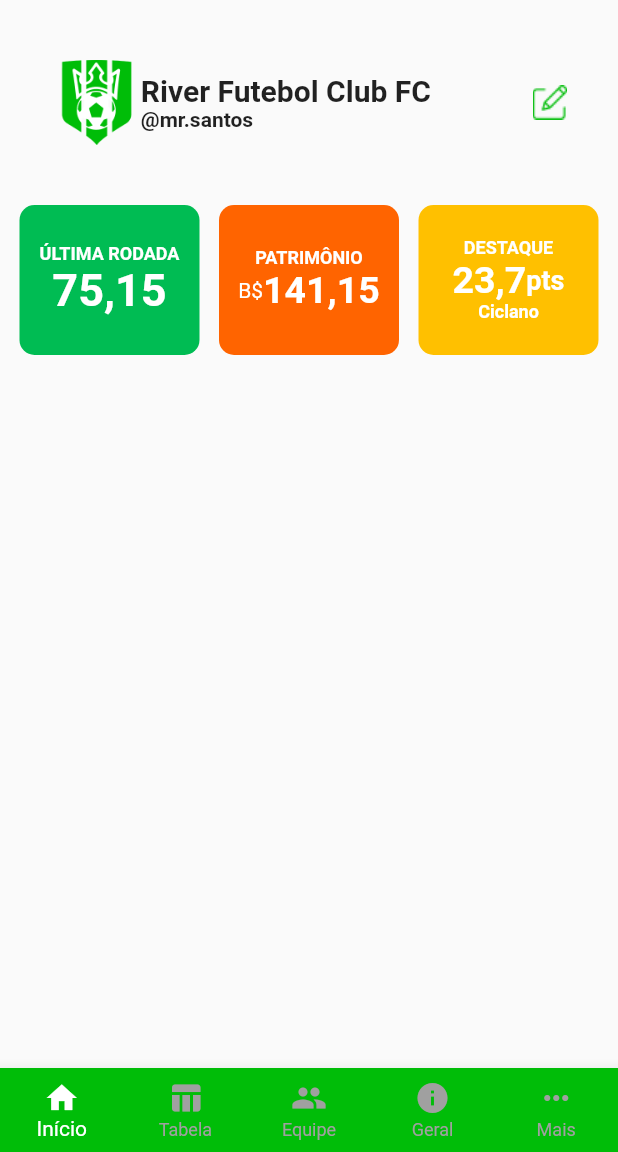
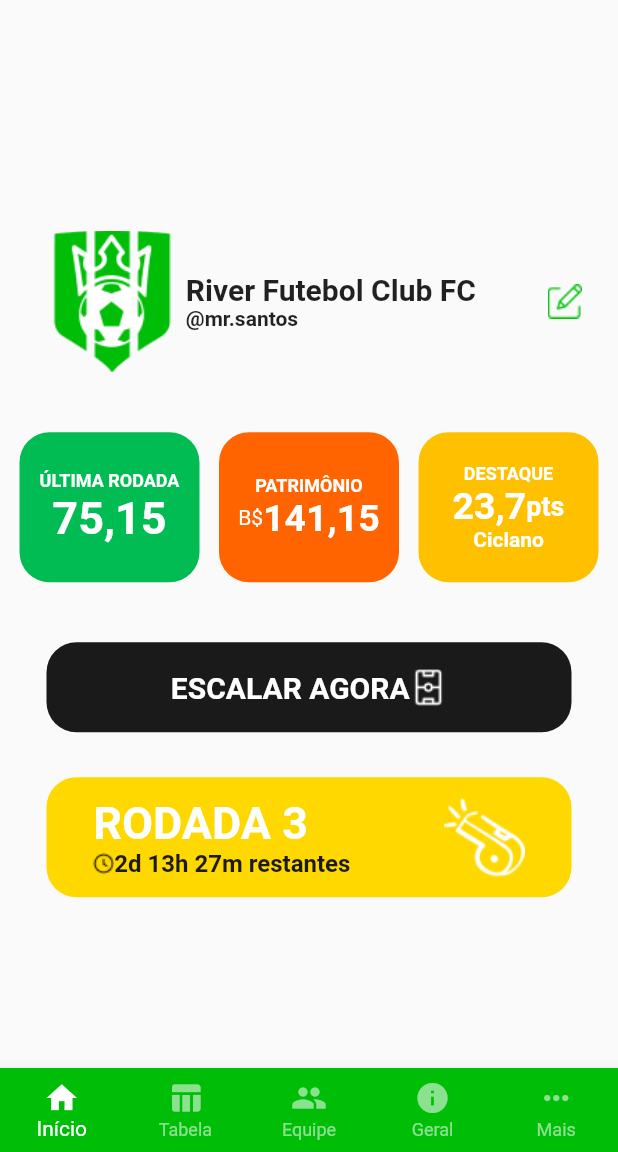
Before and after one commit to viktorsht/KingOfBall, a Flutter app: the StartNavigationBarPage screen opened by its route, on a phone screen of 412 x 824 dp, the part 84-1236 px from its top. Run offline on Flutter 3.47's test engine with Material 2 defaults, Android fonts, the phone set to English and light mode, and no system bars; our stand-ins replace flutter_mobx, flutter_modular, mobx, shared_preferences; accounts and stored records are empty; generated files the repository leaves out were written again; network calls fail.

Commit message:
Subindo a home e seus components

```diff
--- a/lib/app/app_module.dart
+++ b/lib/app/app_module.dart
@@ -4,7 +4,6 @@ import 'package:rei_da_bola/app/modules/login/login_module.dart';
 import 'package:rei_da_bola/app/modules/register_user/register_module.dart';
 import 'package:rei_da_bola/app/modules/start_navigation_bar/modules/home/home_module.dart';
 import 'package:rei_da_bola/app/modules/start_navigation_bar/pages/start_navigation_bar_page.dart';
-import 'package:rei_da_bola/app/modules/team_virtual/register/pages/team_virtual_register_page.dart';
 import 'package:rei_da_bola/app/modules/team_virtual/team_virtual_module.dart';
 import 'package:rei_da_bola/shared/api/api_headers.dart';
 import 'package:rei_da_bola/app/modules/start_info/start_info_page.dart';
@@ -33,14 +32,6 @@ class AppModule extends Module {
       ),
     ),
 
-     // este child route é um teste.
-    /*
-    ChildRoute(
-      RoutesModulesApp.routerRootModule,
-      child: (context, args) =>  const TeamVirtualRegisterPage()
-    ),
-    */
-
     ModuleRoute(RoutesModulesApp.routerLoginModule, module: LoginModule()),
     ModuleRoute(RoutesModulesApp.routerRegisterModule, module: RegisterModule()),
     ModuleRoute(RoutesModulesApp.routerStartNavigationBarModule, module: StartNavigationBarModule()),
--- a/lib/app/modules/login/pages/login_page.dart
+++ b/lib/app/modules/login/pages/login_page.dart
@@ -74,7 +74,6 @@ class LoginPage extends StatelessWidget {
                       onPressed: () async {
                         if(store.isFormValid){
                           String token = await loginController.login(store.email, store.password);
-                          print(token);
                           if(loginController.stateController == 'sucess'){
                             tokenManager.setToken(token);
                             Modular.to.navigate(RoutesModulesApp.routerStartNavigationBarModule);
--- a/lib/app/modules/register_user/pages/register_page.dart
+++ b/lib/app/modules/register_user/pages/register_page.dart
@@ -130,7 +130,7 @@ class RegisterPage extends StatelessWidget {
                             await Future.delayed(const Duration(seconds: 3));
                             //store.clearValues(); // talve possa me gerar aluns bugs se eu apagar ou não os campos e querer usar depois
                             //Modular.to.navigate(RoutesModulesApp.routerLoginModule);
-                            Modular.to.navigate(RoutesModulesApp.routerTeamVirtualRegisterModule);
+                            Modular.to.navigate(RoutesModulesApp.routerHomePage);
                           }
                           else if(registerController.stateController == StateResponse.error){
                             if(registerController.hasEmail && registerController.hasNick){
--- /dev/null
+++ b/lib/app/modules/start_navigation_bar/modules/home/pages/components/buttons/climb_now.dart
@@ -0,0 +1,50 @@
+import 'package:flutter/material.dart';
+import 'package:rei_da_bola/design_system/colors/colors_app.dart';
+import 'package:rei_da_bola/design_system/icons/icons_app.dart';
+
+class ClimbNowButton extends StatelessWidget {
+
+  final VoidCallback onPressed;
+  final double heightClimbNowButton;
+  final double widthClimbNowButton;
+  final String text;
+  final ColorsAppDefault colors;
+
+  const ClimbNowButton({
+    super.key,
+    required this.onPressed,
+    required this.heightClimbNowButton,
+    required this.widthClimbNowButton,
+    required this.text,
+    required this.colors
+  });
+
+  @override
+  Widget build(BuildContext context) {
+    return GestureDetector(
+      onTap: onPressed, // coloca a função aquiiiiiii
+      child: Container(
+        decoration: BoxDecoration(
+          borderRadius: BorderRadius.circular(20),
+          color: colors.black
+        ),
+        height: heightClimbNowButton,
+        width: widthClimbNowButton,
+        child: Row(
+          mainAxisAlignment: MainAxisAlignment.center,
+          children: [
+            Text(
+              "ESCALAR AGORA",
+              style: TextStyle(
+                color: colors.white,
+                fontSize: 20,
+                fontWeight: FontWeight.bold
+              ),
+            ),
+            Image.asset(IconsApp.teamWhite),
+          ],
+        )
+      ),
+    );
+  }
+}
--- /dev/null
+++ b/lib/app/modules/start_navigation_bar/modules/home/pages/components/buttons/next_round.dart
@@ -0,0 +1,72 @@
+import 'package:flutter/material.dart';
+import 'package:rei_da_bola/design_system/colors/colors_app.dart';
+import 'package:rei_da_bola/design_system/images/images_app.dart';
+
+import '../../../../../../../../design_system/icons/icons_app.dart';
+
+class NextRoundButton extends StatelessWidget {
+  final ColorsAppDefault colors;
+  final double heightNextRoundButton;
+  final double widthNextRoundButton;
+  final VoidCallback onPressed;
+  final String numberRound;
+  final String timeRound;
+
+  const NextRoundButton({
+    super.key,
+    required this.colors,
+    required this.heightNextRoundButton,
+    required this.widthNextRoundButton,
+    required this.onPressed,
+    required this.numberRound,
+    required this.timeRound,
+  });
+
+  @override
+  Widget build(BuildContext context) {
+    return Container(
+      decoration: BoxDecoration(
+        borderRadius: BorderRadius.circular(20),
+        color: colors.yellowLight
+      ),
+      height: heightNextRoundButton,
+      width: widthNextRoundButton,
+      child: Row(
+        mainAxisAlignment: MainAxisAlignment.spaceAround,
+        //crossAxisAlignment: CrossAxisAlignment.center,
+        children: [
+          Column(
+            mainAxisAlignment: MainAxisAlignment.center,
+            crossAxisAlignment: CrossAxisAlignment.start,
+            children: [
+              Text(
+                "RODADA $numberRound",
+                style: TextStyle(
+                  color: colors.white,
+                  fontSize: 30,
+                  fontWeight: FontWeight.bold
+                ),
+              ),
+              Row(
+                mainAxisAlignment: MainAxisAlignment.spaceBetween,
+                children: [
+                  Image.asset(IconsApp.clock),
+                  //const SizedBox(width: 10,),
+                  Text(
+                    "$timeRound restantes",
+                    style: TextStyle(
+                      color: colors.black,
+                      fontSize: 16,
+                      fontWeight: FontWeight.bold
+                    ),
+                  ),
+                ],
+              ),
+            ],
+          ),
+          Image.asset(ImagesApp.apitoWhite),
+        ],
+      )
+    );
+  }
+}
--- a/lib/app/modules/start_navigation_bar/modules/home/pages/components/patrimony.dart
+++ b/lib/app/modules/start_navigation_bar/modules/home/pages/components/card_info/featured_player.dart
@@ -1,27 +1,29 @@
 import 'package:flutter/material.dart';
 import 'package:rei_da_bola/design_system/colors/colors_app.dart';
 
-class Patrimony extends StatelessWidget {
+class FeaturedPlayer extends StatelessWidget {
   final ColorsAppDefault colors;
   final double height;
   final double width;
-  final String patrimonyValue ;
+  final String playerPoints;
+  final String namePlayer;
 
 
-  const Patrimony({
+  const FeaturedPlayer({
     super.key,
     required this.colors,
      required this.height,
      required this.width,
-     required this.patrimonyValue,
+     required this.playerPoints,
+     required this.namePlayer,
   });
 
   @override
   Widget build(BuildContext context) {
     return Container(
       decoration: BoxDecoration(
-        borderRadius: BorderRadius.circular(10),
-        color: colors.orange
+        borderRadius: BorderRadius.circular(20),
+        color: colors.yellow
       ),
       height: height,
       width: width,
@@ -29,7 +31,7 @@ class Patrimony extends StatelessWidget {
         mainAxisAlignment: MainAxisAlignment.center,
         children: [
           Text(
-            "PATRIMÔNIO",
+            "DESTAQUE",
             style: TextStyle(
               fontSize: 12,
               fontWeight: FontWeight.bold,
@@ -40,21 +42,31 @@ class Patrimony extends StatelessWidget {
             mainAxisAlignment: MainAxisAlignment.center,
             children: [
               Text(
-                'B\$',
-                style: TextStyle(
-                  color: colors.white
-                ),
-              ),
-              Text(
-                patrimonyValue,
+                playerPoints,
                 style: TextStyle(
                   fontSize: 25,
                   fontWeight: FontWeight.bold,
                   color: colors.white
                 ),
               ),
+              Text(
+                'pts',
+                style: TextStyle(
+                  fontSize: 18,
+                  fontWeight: FontWeight.bold,
+                  color: colors.white
+                ),
+              ),
             ],
-          )
+          ),
+          Text(
+            namePlayer,
+            style: TextStyle(
+              fontSize: 14,
+              fontWeight: FontWeight.bold,
+              color: colors.white
+            ),
+          ),
         ],
       ),
     );
--- a/lib/app/modules/start_navigation_bar/modules/home/pages/components/featured_player.dart
+++ b/lib/app/modules/start_navigation_bar/modules/home/pages/components/card_info/patrimony.dart
@@ -1,29 +1,27 @@
 import 'package:flutter/material.dart';
 import 'package:rei_da_bola/design_system/colors/colors_app.dart';
 
-class FeaturedPlayer extends StatelessWidget {
+class Patrimony extends StatelessWidget {
   final ColorsAppDefault colors;
   final double height;
   final double width;
-  final String playerPoints;
-  final String namePlayer;
+  final String patrimonyValue ;
 
 
-  const FeaturedPlayer({
+  const Patrimony({
     super.key,
     required this.colors,
      required this.height,
      required this.width,
-     required this.playerPoints,
-     required this.namePlayer,
+     required this.patrimonyValue,
   });
 
   @override
   Widget build(BuildContext context) {
     return Container(
       decoration: BoxDecoration(
-        borderRadius: BorderRadius.circular(10),
-        color: colors.yellow
+        borderRadius: BorderRadius.circular(20),
+        color: colors.orange
       ),
       height: height,
       width: width,
@@ -31,7 +29,7 @@ class FeaturedPlayer extends StatelessWidget {
         mainAxisAlignment: MainAxisAlignment.center,
         children: [
           Text(
-            "DESTAQUE",
+            "PATRIMÔNIO",
             style: TextStyle(
               fontSize: 12,
               fontWeight: FontWeight.bold,
@@ -42,31 +40,21 @@ class FeaturedPlayer extends StatelessWidget {
             mainAxisAlignment: MainAxisAlignment.center,
             children: [
               Text(
-                playerPoints,
+                'B\$',
+                style: TextStyle(
+                  color: colors.white
+                ),
+              ),
+              Text(
+                patrimonyValue,
                 style: TextStyle(
                   fontSize: 25,
                   fontWeight: FontWeight.bold,
                   color: colors.white
                 ),
               ),
-              Text(
-                'pts',
-                style: TextStyle(
-                  fontSize: 18,
-                  fontWeight: FontWeight.bold,
-                  color: colors.white
-                ),
-              ),
             ],
-          ),
-          Text(
-            namePlayer,
-            style: TextStyle(
-              fontSize: 12,
-              fontWeight: FontWeight.bold,
-              color: colors.white
-            ),
-          ),
+          )
         ],
       ),
     );
--- a/lib/app/modules/start_navigation_bar/modules/home/pages/components/punctuations.dart
+++ b/lib/app/modules/start_navigation_bar/modules/home/pages/components/card_info/punctuations.dart
@@ -20,7 +20,7 @@ class Punctuations extends StatelessWidget {
   Widget build(BuildContext context) {
     return Container(
       decoration: BoxDecoration(
-        borderRadius: BorderRadius.circular(10),
+        borderRadius: BorderRadius.circular(20),
         color: colors.greenLight
       ),
       height: height,
--- a/lib/app/modules/start_navigation_bar/modules/home/pages/components/card/components/profile_home.dart
+++ b/lib/app/modules/start_navigation_bar/modules/home/pages/components/card_profile/components/profile_home.dart
@@ -1,5 +1,4 @@
 import 'package:flutter/material.dart';
-import 'package:rei_da_bola/design_system/colors/colors_app.dart';
 import 'package:rei_da_bola/design_system/images/images_app.dart';
 
 class ProfileHome extends StatelessWidget {
@@ -7,12 +6,12 @@ class ProfileHome extends StatelessWidget {
 
   @override
   Widget build(BuildContext context) {
-    final colors = ColorsAppDefault();
+    //final colors = ColorsAppDefault();
     return Row(
       mainAxisAlignment: MainAxisAlignment.start,
       children: [
         SizedBox(
-          width: 60,
+          width: 100,
           child: Image.asset(
             ImagesApp.escudoTeam
             )
--- a/lib/app/modules/start_navigation_bar/modules/home/pages/home_page.dart
+++ b/lib/app/modules/start_navigation_bar/modules/home/pages/home_page.dart
@@ -1,10 +1,12 @@
 import 'package:flutter/material.dart';
-import 'package:rei_da_bola/app/modules/start_navigation_bar/modules/home/pages/components/card/card_profile.dart';
+import 'package:rei_da_bola/app/modules/start_navigation_bar/modules/home/pages/components/card_profile/card_profile.dart';
 import 'package:rei_da_bola/design_system/colors/colors_app.dart';
 
-import 'components/featured_player.dart';
-import 'components/patrimony.dart';
-import 'components/punctuations.dart';
+import 'components/buttons/climb_now.dart';
+import 'components/card_info/featured_player.dart';
+import 'components/buttons/next_round.dart';
+import 'components/card_info/patrimony.dart';
+import 'components/card_info/punctuations.dart';
 
 class HomePage extends StatelessWidget {
   const HomePage({super.key});
@@ -14,6 +16,7 @@ class HomePage extends StatelessWidget {
     final colors = ColorsAppDefault();
     return Scaffold(
       body: Column(
+        mainAxisAlignment: MainAxisAlignment.center,
         children: [
           const SizedBox(height: 40,),
           const CardProfile(),
@@ -41,6 +44,23 @@ class HomePage extends StatelessWidget {
                 playerPoints: '23,7',
               ),
             ],
+          ),
+          const SizedBox(height: 40,),
+          ClimbNowButton(
+            onPressed: (){},
+            heightClimbNowButton: 60,
+            widthClimbNowButton: 350,
+            text: "ESCALAR AGORA",
+            colors: colors,
+          ),
+          const SizedBox(height: 30,),
+          NextRoundButton(
+            colors: colors,
+            heightNextRoundButton: 80,
+            widthNextRoundButton: 350,
+            onPressed: (){},
+            numberRound: '3',
+            timeRound: '2d 13h 27m',
           )
         ],
       )
--- a/lib/app/modules/start_navigation_bar/pages/components/navigator_component.dart
+++ b/lib/app/modules/start_navigation_bar/pages/components/navigator_component.dart
@@ -26,7 +26,7 @@ class NavigatorComponent extends StatelessWidget {
           currentIndex: navigationStore.page?.round() ?? 0,
           onTap: (index) => navigationStore.jumpToPage(index),
           selectedItemColor: color.white,
-          unselectedItemColor: color.gray,
+          unselectedItemColor: color.white54,
           items: const [
             BottomNavigationBarItem(
               icon: Icon(Icons.home),
--- a/lib/app/modules/team_virtual/register/pages/team_virtual_register_page.dart
+++ b/lib/app/modules/team_virtual/register/pages/team_virtual_register_page.dart
@@ -1,7 +1,4 @@
-import 'dart:math';
-
 import 'package:flutter/material.dart';
-import 'package:rei_da_bola/design_system/buttons/app_butons.dart';
 import 'package:rei_da_bola/design_system/colors/colors_app.dart';
 
 import '../../../../../design_system/icons/icons_app.dart';
@@ -15,7 +12,6 @@ class TeamVirtualRegisterPage extends StatelessWidget {
   @override
   Widget build(BuildContext context) {
     final colors = ColorsAppDefault();
-    final buttonApp = ButtonAppDefault();
     return Scaffold(
       backgroundColor: colors.green,
       body: SingleChildScrollView(
--- a/lib/design_system/colors/colors_app.dart
+++ b/lib/design_system/colors/colors_app.dart
@@ -4,12 +4,14 @@ abstract class ColorsApp {
   //Seguir exemplo do branco
   Color get white;
   Color get whiteLigth;
+  Color get white54;
   Color get red;
   Color get green;
   Color get greenLight;
   Color get orange;
   Color get black;
   Color get yellow;
+  Color get yellowLight;
   Color get gray;
   Color get grayDark;
 }
@@ -20,6 +22,8 @@ class ColorsAppDefault implements ColorsApp {
   @override
   Color get whiteLigth => const Color(0xFFDEDEDE);
   @override
+  Color get white54 => const Color(0x8AFFFFFF);
+  @override
   Color get red => const Color(0xFFFF0000);
   @override
   Color get green => const Color(0xFF00BD08);
@@ -28,7 +32,9 @@ class ColorsAppDefault implements ColorsApp {
   @override
   Color get orange => const Color(0xFFFF6400);
   @override
-  Color get yellow => const Color(0xFFFFC000);
+  Color get yellow => const Color(0xFFFFC000);//FFD800
+  @override
+  Color get yellowLight => const Color(0xFFFFD800);//Colors.white54
   @override
   Color get black => const Color(0xFF1A1A1A);
   @override
--- a/lib/design_system/icons/icons_app.dart
+++ b/lib/design_system/icons/icons_app.dart
@@ -5,7 +5,9 @@ class IconsApp {
   static const password = '${pathIcons}password.png';
   static const passwordLook = '${pathIcons}password_look.png';
   static const team = '${pathIcons}team.png';
+  static const teamWhite = '${pathIcons}team_white.png';
   static const user = '${pathIcons}user.png';
   static const email = '${pathIcons}email.png';
   static const editar = '${pathIcons}editar.png';
+  static const clock = '${pathIcons}clock.png';
 }
--- a/lib/design_system/images/images_app.dart
+++ b/lib/design_system/images/images_app.dart
@@ -11,4 +11,5 @@ class ImagesApp {
   static const jogador1 = '${pathImages}jogador1.png';
   static const jogador2 = '${pathImages}jogador2.png';
   static const jogador3 = '${pathImages}jogador3.png';
+  static const apitoWhite = '${pathImages}apito_white.png';
 }
--- a/lib/design_system/widgets/card_buy_players.dart
+++ b/lib/design_system/widgets/card_buy_players.dart
@@ -24,10 +24,10 @@ class CardBuyPlayers extends StatelessWidget {
               ImagesApp.jogador1,
               height: 60,
             ),
-            Column(
+            const Column(
               mainAxisAlignment: MainAxisAlignment.center,
               crossAxisAlignment: CrossAxisAlignment.start,
-              children: const [
+              children: [
                 Text(
                   'Fulano',
                   style: TextStyle(
@@ -51,10 +51,10 @@ class CardBuyPlayers extends StatelessWidget {
                 fontSize: 20,
               ),
             ),
-            Column(
+            const Column(
               mainAxisAlignment: MainAxisAlignment.center,
               crossAxisAlignment: CrossAxisAlignment.start,
-              children: const [
+              children: [
                 Text(
                   '16.80',
                   style: TextStyle(
@@ -71,10 +71,10 @@ class CardBuyPlayers extends StatelessWidget {
                 ),
               ],
             ),
-            Column(
+            const Column(
               mainAxisAlignment: MainAxisAlignment.center,
               crossAxisAlignment: CrossAxisAlignment.start,
-              children: const [
+              children: [
                 Text(
                   '16.80',
                   style: TextStyle(
@@ -91,10 +91,10 @@ class CardBuyPlayers extends StatelessWidget {
                 ),
               ],
             ),
-            Column(
+            const Column(
               mainAxisAlignment: MainAxisAlignment.center,
               crossAxisAlignment: CrossAxisAlignment.start,
-              children: const [
+              children: [
                 Text(
                   '16.80',
                   style: TextStyle(
@@ -121,8 +121,8 @@ class CardBuyPlayers extends StatelessWidget {
                 )
               ),
               onPressed: (){},
-              child: Row(
-                children: const [
+              child: const Row(
+                children: [
                   Text(
                     "COMPRAR",
                     style: TextStyle(
```
Also changed, not shown: assets/icons/clock.png (added), assets/icons/team_white.png (added), assets/images/apito_white.png (added), lib/app/modules/start_navigation_bar/modules/home/pages/components/card_profile/card_profile.dart (renamed from lib/app/modules/start_navigation_bar/modules/home/pages/components/card/card_profile.dart).
